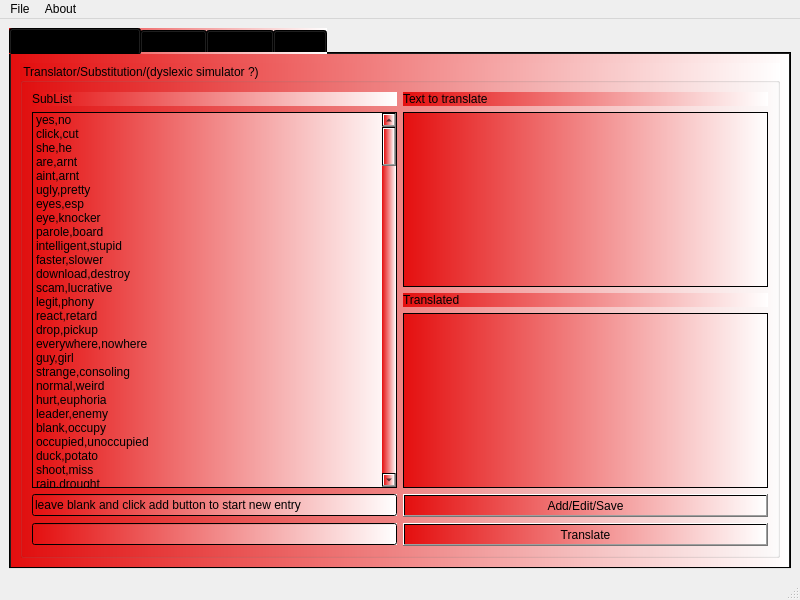
First picture: the form in mainwindow.ui, repository netpipe/RightHand, before the edit.
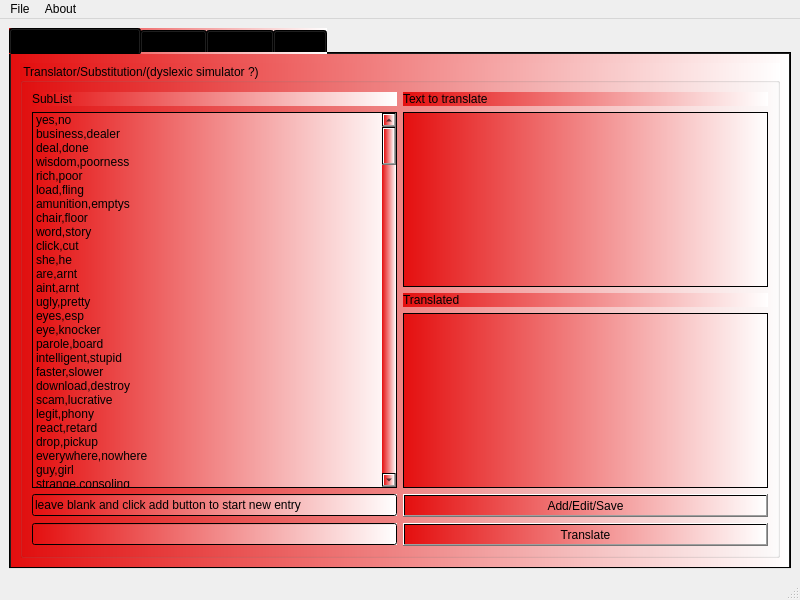
Second picture: the form after the edit.

The edit to the form file:
```diff
--- a/mainwindow.ui
+++ b/mainwindow.ui
@@ -51,6 +51,46 @@
                <string>yes,no</string>
               </property>
              </item>
+             <item>
+              <property name="text">
+               <string>business,dealer</string>
+              </property>
+             </item>
+             <item>
+              <property name="text">
+               <string>deal,done</string>
+              </property>
+             </item>
+             <item>
+              <property name="text">
+               <string>wisdom,poorness</string>
+              </property>
+             </item>
+             <item>
+              <property name="text">
+               <string>rich,poor</string>
+              </property>
+             </item>
+             <item>
+              <property name="text">
+               <string>load,fling</string>
+              </property>
+             </item>
+             <item>
+              <property name="text">
+               <string>amunition,emptys</string>
+              </property>
+             </item>
+             <item>
+              <property name="text">
+               <string>chair,floor</string>
+              </property>
+             </item>
+             <item>
+              <property name="text">
+               <string>word,story</string>
+              </property>
+             </item>
              <item>
               <property name="text">
                <string>click,cut</string>
```
